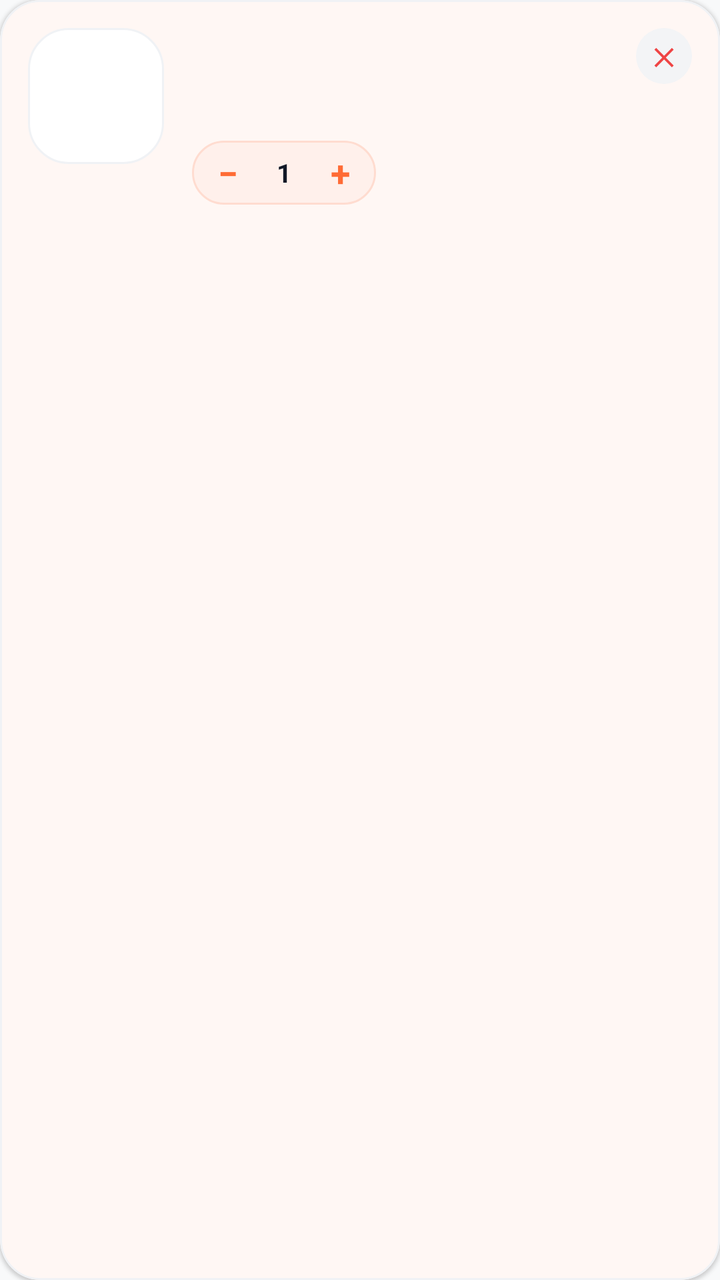
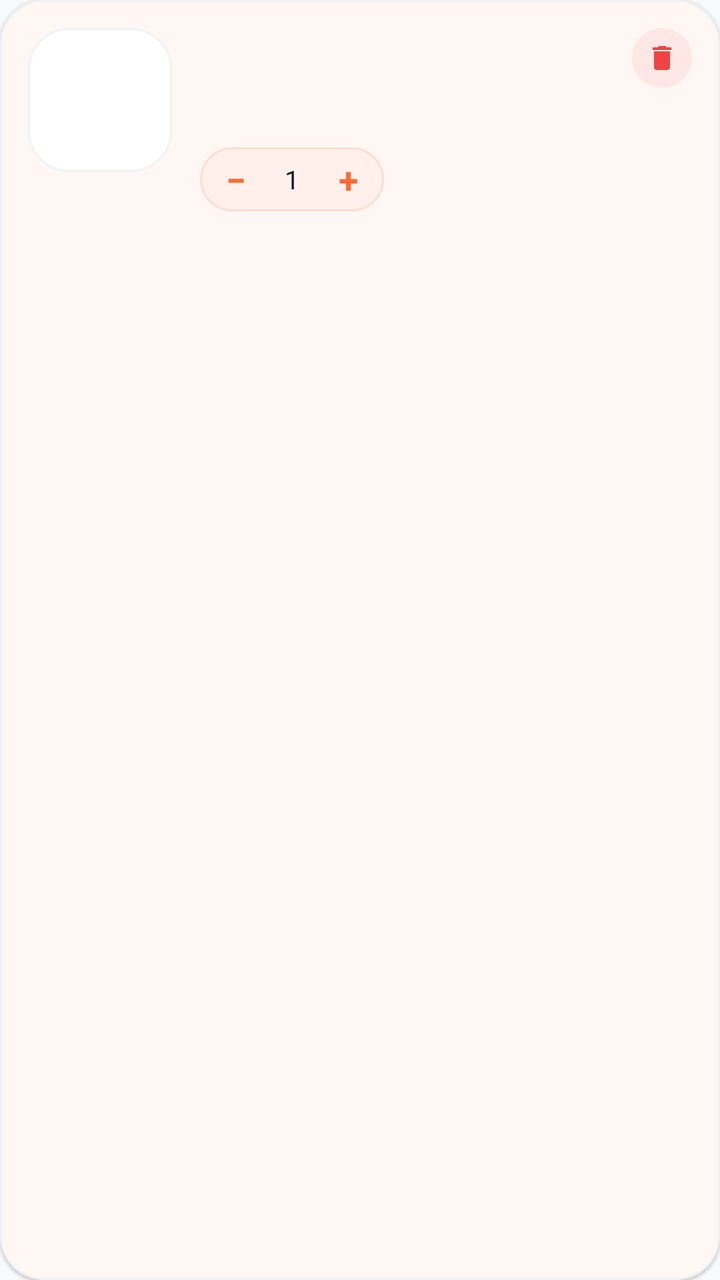

Two renders of the same Android screen: before a commit and after it. Below are the layout's source before the change and the commit's diff.
<!-- AndroidManifest.xml: application theme Theme.AKRHunger -->
<!-- res/layout/item_cart.xml -->
<?xml version="1.0" encoding="utf-8"?>
<com.google.android.material.card.MaterialCardView
    xmlns:android="http://schemas.android.com/apk/res/android"
    xmlns:app="http://schemas.android.com/apk/res-auto"
    android:layout_width="match_parent"
    android:layout_height="wrap_content"
    android:layout_marginVertical="6dp"
    app:cardBackgroundColor="@color/surface"
    app:cardCornerRadius="20dp"
    app:cardElevation="1dp"
    app:strokeColor="@color/card_border"
    app:strokeWidth="1dp">

    <LinearLayout
        android:layout_width="match_parent"
        android:layout_height="wrap_content"
        android:orientation="horizontal"
        android:padding="14dp">

        
        <com.google.android.material.imageview.ShapeableImageView
            android:id="@+id/iv_cart_item_image"
            android:layout_width="68dp"
            android:layout_height="68dp"
            android:scaleType="centerCrop"
            android:src="@drawable/bg_card_rounded"
            app:shapeAppearanceOverlay="@style/ShapeAppearance.Material3.Corner.Medium" />

        <LinearLayout
            android:layout_width="0dp"
            android:layout_height="wrap_content"
            android:layout_marginStart="14dp"
            android:layout_weight="1"
            android:orientation="vertical">

            
            <LinearLayout
                android:layout_width="match_parent"
                android:layout_height="wrap_content"
                android:gravity="center_vertical"
                android:orientation="horizontal">

                <TextView
                    android:id="@+id/tv_cart_item_name"
                    android:layout_width="0dp"
                    android:layout_height="wrap_content"
                    android:layout_weight="1"
                    android:ellipsize="end"
                    android:maxLines="1"
                    android:textColor="@color/text_primary"
                    android:textSize="15sp"
                    android:textStyle="bold" />

                
                <FrameLayout
                    android:id="@+id/btn_remove"
                    android:layout_width="28dp"
                    android:layout_height="28dp"
                    android:background="@drawable/bg_icon_circle_gray"
                    android:clickable="true"
                    android:focusable="true"
                    android:foreground="?attr/selectableItemBackgroundBorderless">

                    <TextView
                        android:layout_width="wrap_content"
                        android:layout_height="wrap_content"
                        android:layout_gravity="center"
                        android:text="✕"
                        android:textColor="@color/error"
                        android:textSize="12sp"
                        android:textStyle="bold" />
                </FrameLayout>
            </LinearLayout>

            <TextView
                android:id="@+id/tv_cart_item_price"
                android:layout_width="wrap_content"
                android:layout_height="wrap_content"
                android:layout_marginTop="2dp"
                android:textColor="@color/text_secondary"
                android:textSize="12sp" />

            
            <LinearLayout
                android:layout_width="match_parent"
                android:layout_height="wrap_content"
                android:layout_marginTop="10dp"
                android:gravity="center_vertical"
                android:orientation="horizontal">

                
                <LinearLayout
                    android:layout_width="wrap_content"
                    android:layout_height="32dp"
                    android:background="@drawable/bg_pill_soft"
                    android:gravity="center_vertical"
                    android:paddingHorizontal="4dp">

                    <TextView
                        android:id="@+id/btn_minus"
                        android:layout_width="28dp"
                        android:layout_height="28dp"
                        android:background="?attr/selectableItemBackgroundBorderless"
                        android:gravity="center"
                        android:text="−"
                        android:textColor="@color/primary"
                        android:textSize="18sp"
                        android:textStyle="bold" />

                    <TextView
                        android:id="@+id/tv_cart_item_quantity"
                        android:layout_width="28dp"
                        android:layout_height="wrap_content"
                        android:gravity="center"
                        android:text="1"
                        android:textColor="@color/text_primary"
                        android:textSize="13sp"
                        android:textStyle="bold" />

                    <TextView
                        android:id="@+id/btn_plus"
                        android:layout_width="28dp"
                        android:layout_height="28dp"
                        android:background="?attr/selectableItemBackgroundBorderless"
                        android:gravity="center"
                        android:text="+"
                        android:textColor="@color/primary"
                        android:textSize="18sp"
                        android:textStyle="bold" />
                </LinearLayout>

                <View
                    android:layout_width="0dp"
                    android:layout_height="1dp"
                    android:layout_weight="1" />

                
                <TextView
                    android:id="@+id/tv_cart_item_total"
                    android:layout_width="wrap_content"
                    android:layout_height="wrap_content"
                    android:textColor="@color/text_primary"
                    android:textSize="16sp"
                    android:textStyle="bold" />
            </LinearLayout>
        </LinearLayout>
    </LinearLayout>
</com.google.android.material.card.MaterialCardView>
<!-- resources referenced by this layout -->
<resources>
  <color name="card_border">#F0F2F5</color>
  <color name="error">#EF4444</color>
  <color name="primary">#FF6B35</color>
  <color name="surface">#FFFFFF</color>
  <color name="text_primary">#111827</color>
  <color name="text_secondary">#4B5563</color>
  <!-- drawable bg_card_rounded (drawable) -->
  <?xml version="1.0" encoding="utf-8"?>
  <shape xmlns:android="http://schemas.android.com/apk/res/android"
      android:shape="rectangle">
      <corners android:radius="20dp" />
      <solid android:color="@color/card_background" />
      <stroke android:width="1dp" android:color="@color/card_border" />
  </shape>
  <!-- drawable bg_icon_circle_gray (drawable) -->
  <?xml version="1.0" encoding="utf-8"?>
  <shape xmlns:android="http://schemas.android.com/apk/res/android"
      android:shape="oval">
      <solid android:color="@color/surface_variant" />
  </shape>
  <!-- drawable bg_pill_soft (drawable) -->
  <?xml version="1.0" encoding="utf-8"?>
  <ripple xmlns:android="http://schemas.android.com/apk/res/android"
      android:color="@color/primary_15">
      <item>
          <shape android:shape="rectangle">
              <corners android:radius="999dp" />
              <solid android:color="@color/primary_tint" />
              <stroke android:width="1dp" android:color="@color/primary_tint_border" />
          </shape>
      </item>
  </ripple>
  <color name="card_background">#FFFFFF</color>
  <color name="surface_variant">#F3F4F6</color>
  <color name="primary_15">#26FF6B35</color>
  <color name="primary_tint">#FFF0EB</color>
  <color name="primary_tint_border">#FFDCD0</color>
  <color name="primary_dark">#E55A25</color>
  <color name="on_primary">#FFFFFF</color>
  <color name="secondary">#F59E0B</color>
  <color name="on_secondary">#111827</color>
  <color name="background">#F8F9FA</color>
  <color name="on_surface">#111827</color>
  <style name="ThemeOverlay.AKR.MaterialAlertDialog" parent="ThemeOverlay.Material3.MaterialAlertDialog">
          <item name="shapeAppearance">@style/ShapeAppearance.AKR.Dialog</item>
          <item name="shapeAppearanceOverlay">@style/ShapeAppearance.AKR.Dialog</item>
          <item name="colorSurface">@color/surface</item>
          <item name="android:backgroundDimAmount">0.5</item>
      </style>
  <style name="ThemeOverlay.AKR.BottomSheetDialog" parent="ThemeOverlay.Material3.BottomSheetDialog">
          <item name="bottomSheetStyle">@style/Widget.AKR.BottomSheet</item>
      </style>
  <style name="ShapeAppearance.AKR.Dialog" parent="">
          <item name="cornerFamily">rounded</item>
          <item name="cornerSize">24dp</item>
      </style>
  <style name="Widget.AKR.BottomSheet" parent="Widget.Material3.BottomSheet">
          <item name="shapeAppearanceOverlay">@style/ShapeAppearance.AKR.BottomSheet</item>
          <item name="backgroundTint">@color/surface</item>
      </style>
  <style name="ShapeAppearance.AKR.BottomSheet" parent="">
          <item name="cornerFamily">rounded</item>
          <item name="cornerSizeTopLeft">28dp</item>
          <item name="cornerSizeTopRight">28dp</item>
      </style>
  <!-- unchanged entries left out for length: 1 -->
</resources>

<!-- the commit's change to res/layout/item_cart.xml (unified diff, before → after) -->
@@ -4,9 +4,10 @@
     xmlns:app="http://schemas.android.com/apk/res-auto"
     android:layout_width="match_parent"
     android:layout_height="wrap_content"
+    android:layout_marginHorizontal="2dp"
     android:layout_marginVertical="6dp"
     app:cardBackgroundColor="@color/surface"
-    app:cardCornerRadius="20dp"
+    app:cardCornerRadius="22dp"
     app:cardElevation="1dp"
     app:strokeColor="@color/card_border"
     app:strokeWidth="1dp">
@@ -20,8 +21,8 @@
         
         <com.google.android.material.imageview.ShapeableImageView
             android:id="@+id/iv_cart_item_image"
-            android:layout_width="68dp"
-            android:layout_height="68dp"
+            android:layout_width="72dp"
+            android:layout_height="72dp"
             android:scaleType="centerCrop"
             android:src="@drawable/bg_card_rounded"
             app:shapeAppearanceOverlay="@style/ShapeAppearance.Material3.Corner.Medium" />
@@ -46,29 +47,27 @@
                     android:layout_height="wrap_content"
                     android:layout_weight="1"
                     android:ellipsize="end"
+                    android:fontFamily="sans-serif-bold"
                     android:maxLines="1"
                     android:textColor="@color/text_primary"
-                    android:textSize="15sp"
-                    android:textStyle="bold" />
+                    android:textSize="15sp" />
 
                 
                 <FrameLayout
                     android:id="@+id/btn_remove"
-                    android:layout_width="28dp"
-                    android:layout_height="28dp"
-                    android:background="@drawable/bg_icon_circle_gray"
+                    android:layout_width="30dp"
+                    android:layout_height="30dp"
+                    android:background="@drawable/bg_icon_circle_red"
                     android:clickable="true"
                     android:focusable="true"
                     android:foreground="?attr/selectableItemBackgroundBorderless">
 
-                    <TextView
-                        android:layout_width="wrap_content"
-                        android:layout_height="wrap_content"
+                    <ImageView
+                        android:layout_width="16dp"
+                        android:layout_height="16dp"
                         android:layout_gravity="center"
-                        android:text="✕"
-                        android:textColor="@color/error"
-                        android:textSize="12sp"
-                        android:textStyle="bold" />
+                        android:src="@drawable/ic_delete"
+                        app:tint="@color/error" />
                 </FrameLayout>
             </LinearLayout>
 
@@ -77,8 +76,9 @@
                 android:layout_width="wrap_content"
                 android:layout_height="wrap_content"
                 android:layout_marginTop="2dp"
+                android:fontFamily="sans-serif"
                 android:textColor="@color/text_secondary"
-                android:textSize="12sp" />
+                android:textSize="13sp" />
 
             
             <LinearLayout
@@ -101,6 +101,8 @@
                         android:layout_width="28dp"
                         android:layout_height="28dp"
                         android:background="?attr/selectableItemBackgroundBorderless"
+                        android:clickable="true"
+                        android:focusable="true"
                         android:gravity="center"
                         android:text="−"
                         android:textColor="@color/primary"
@@ -111,17 +113,19 @@
                         android:id="@+id/tv_cart_item_quantity"
                         android:layout_width="28dp"
                         android:layout_height="wrap_content"
+                        android:fontFamily="sans-serif-bold"
                         android:gravity="center"
                         android:text="1"
                         android:textColor="@color/text_primary"
-                        android:textSize="13sp"
-                        android:textStyle="bold" />
+                        android:textSize="13sp" />
 
                     <TextView
                         android:id="@+id/btn_plus"
                         android:layout_width="28dp"
                         android:layout_height="28dp"
                         android:background="?attr/selectableItemBackgroundBorderless"
+                        android:clickable="true"
+                        android:focusable="true"
                         android:gravity="center"
                         android:text="+"
                         android:textColor="@color/primary"
@@ -139,9 +143,9 @@
                     android:id="@+id/tv_cart_item_total"
                     android:layout_width="wrap_content"
                     android:layout_height="wrap_content"
+                    android:fontFamily="sans-serif-bold"
                     android:textColor="@color/text_primary"
-                    android:textSize="16sp"
-                    android:textStyle="bold" />
+                    android:textSize="16sp" />
             </LinearLayout>
         </LinearLayout>
     </LinearLayout>
<!-- resource entries referenced after the edit -->
@@ -14,11 +14,11 @@
       <solid android:color="@color/card_background" />
       <stroke android:width="1dp" android:color="@color/card_border" />
   </shape>
-  <!-- drawable bg_icon_circle_gray (drawable) -->
+  <!-- drawable bg_icon_circle_red (drawable) -->
   <?xml version="1.0" encoding="utf-8"?>
   <shape xmlns:android="http://schemas.android.com/apk/res/android"
       android:shape="oval">
-      <solid android:color="@color/surface_variant" />
+      <solid android:color="#1AEE5A5A" />
   </shape>
   <!-- drawable bg_pill_soft (drawable) -->
   <?xml version="1.0" encoding="utf-8"?>
@@ -32,8 +32,17 @@
           </shape>
       </item>
   </ripple>
+  <!-- drawable ic_delete (drawable) -->
+  <vector xmlns:android="http://schemas.android.com/apk/res/android"
+      android:width="24dp"
+      android:height="24dp"
+      android:viewportWidth="24"
+      android:viewportHeight="24">
+      <path
+          android:fillColor="#FF000000"
+          android:pathData="M6,19c0,1.1 0.9,2 2,2h8c1.1,0 2,-0.9 2,-2V7H6v12zM19,4h-3.5l-1,-1h-5l-1,1H5v2h14V4z" />
+  </vector>
   <color name="card_background">#FFFFFF</color>
-  <color name="surface_variant">#F3F4F6</color>
   <color name="primary_15">#26FF6B35</color>
   <color name="primary_tint">#FFF0EB</color>
   <color name="primary_tint_border">#FFDCD0</color>
